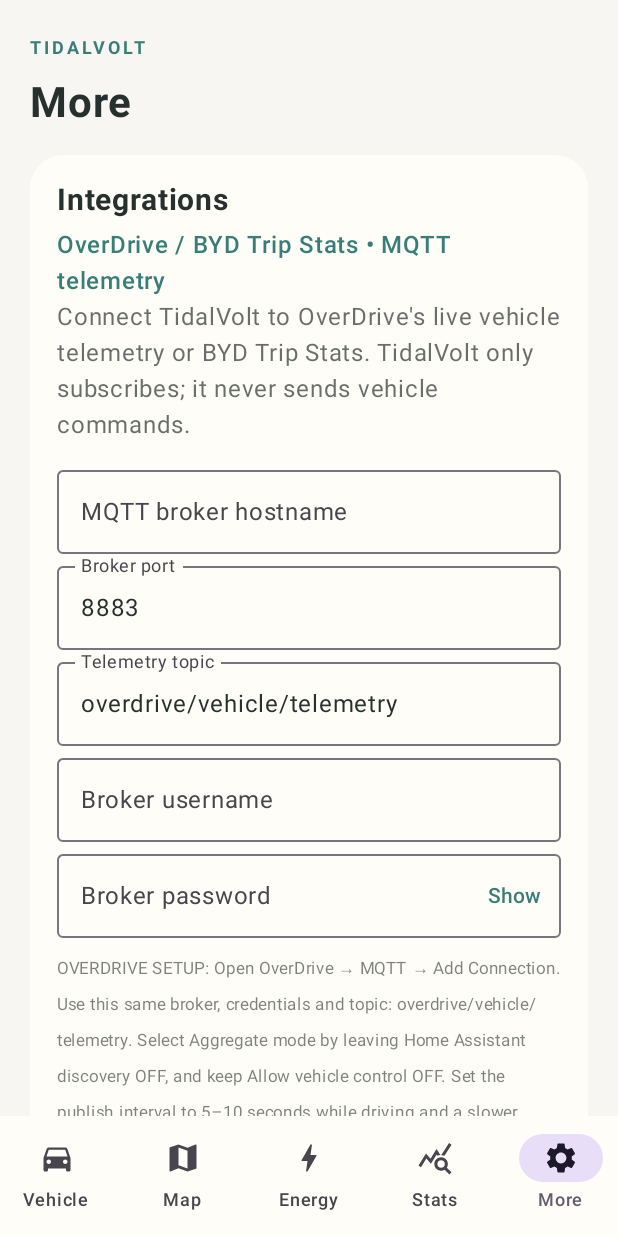
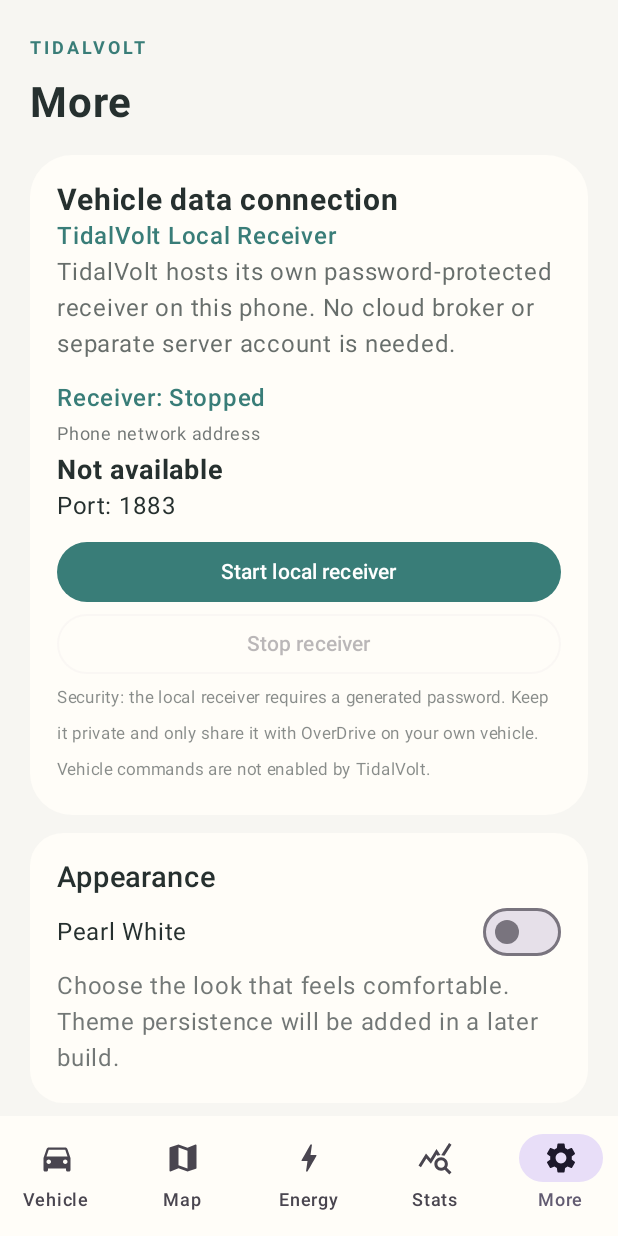
Before and after one commit to cryptomike87/TidalVolt-Ev-mate, an Android app built with Jetpack Compose: the screen it shows after launch (MainActivity), item 5 of the bottom bar chosen, on a phone screen of 412 x 824 dp. Run offline under Robolectric (Android 15) with nearby library versions, the phone set to English and light mode, and no system bars; libraries missing offline, so code that uses them is left out: io.moquette.broker, org.eclipse.paho.

Commit message:
feat: switch integrations to built-in local receiver

```diff
--- a/app/src/main/java/com/tidalvolt/app/MainActivity.kt
+++ b/app/src/main/java/com/tidalvolt/app/MainActivity.kt
@@ -108,7 +108,7 @@ private fun VehicleScreen(card: Color, fg: Color, accent: Color) {
         Text("Live vehicle overview", color = fg.copy(alpha=.65f))
         Spacer(Modifier.height(20.dp))
         Text(telemetry?.soc?.let { "%.0f%%".format(it) } ?: "—", color = accent, fontSize = 54.sp, fontWeight = FontWeight.Bold)
-        Text(if (telemetry != null) "Battery level • Live MQTT telemetry" else "Battery level • Waiting for live vehicle data", color = fg.copy(alpha=.65f))
+        Text(if (telemetry != null) "Battery level • Live OverDrive telemetry" else "Battery level • Waiting for live vehicle data", color = fg.copy(alpha=.65f))
         Spacer(Modifier.height(12.dp))
         LinearProgressIndicator(progress = { ((telemetry?.soc ?: 0.0) / 100.0).toFloat().coerceIn(0f, 1f) }, modifier = Modifier.fillMaxWidth(), color = accent)
         Spacer(Modifier.height(18.dp))
@@ -151,7 +151,7 @@ private fun VehicleScreen(card: Color, fg: Color, accent: Color) {
     Spacer(Modifier.height(14.dp))
     Panel(card) {
         Text("Vehicle connection", color = fg, fontWeight = FontWeight.SemiBold)
-        Text(if (telemetry != null) "Receiving live vehicle data over MQTT. Confirm readings against the vehicle display during initial testing." else "Not receiving telemetry yet. Configure OverDrive or BYD Trip Stats to publish to the same MQTT broker and topic shown in More → Integrations.", color = fg.copy(alpha=.7f))
+        Text(if (telemetry != null) "Receiving live vehicle data from OverDrive. Confirm readings against the vehicle display during initial testing." else "Not receiving telemetry yet. Start the TidalVolt local receiver in More, then point OverDrive at the phone's hotspot address.", color = fg.copy(alpha=.7f))
         Text("Connection: ${MqttTelemetryManager.status.value}", color = accent, fontSize = 12.sp)
     }
 }
@@ -426,7 +426,7 @@ private fun StatsScreen(card: Color, fg: Color, accent: Color) {
 }
 @Composable
 private fun MoreScreen(card: Color, fg: Color, accent: Color, dark: Boolean, setDark: (Boolean)->Unit) {
-    MqttSettingsPanel(card, fg, accent)
+    EmbeddedMqttSettingsPanel(card, fg, accent)
     Spacer(Modifier.height(12.dp))
     Panel(card) {
         Text("Appearance", color = fg, fontWeight = FontWeight.SemiBold, fontSize = 19.sp)
```
